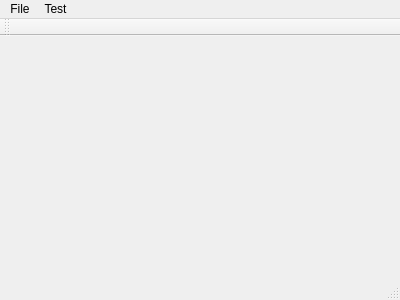
Old version of the form WTCLocalServer/wtcmainwindow.ui in the repository fenixnix/Causation-Chain.
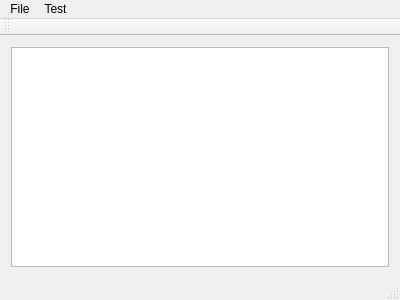
New version of the form.

Patch:
```diff
--- a/WTCLocalServer/wtcmainwindow.ui
+++ b/WTCLocalServer/wtcmainwindow.ui
@@ -13,7 +13,13 @@
   <property name="windowTitle">
    <string>WTCMainWindow</string>
   </property>
-  <widget class="QWidget" name="centralWidget"/>
+  <widget class="QWidget" name="centralWidget">
+   <layout class="QVBoxLayout" name="verticalLayout">
+    <item>
+     <widget class="QPlainTextEdit" name="plainTextEdit"/>
+    </item>
+   </layout>
+  </widget>
   <widget class="QMenuBar" name="menuBar">
    <property name="geometry">
     <rect>
```
Left out of the diff: 2 changed lines with no effect on the pictures.
